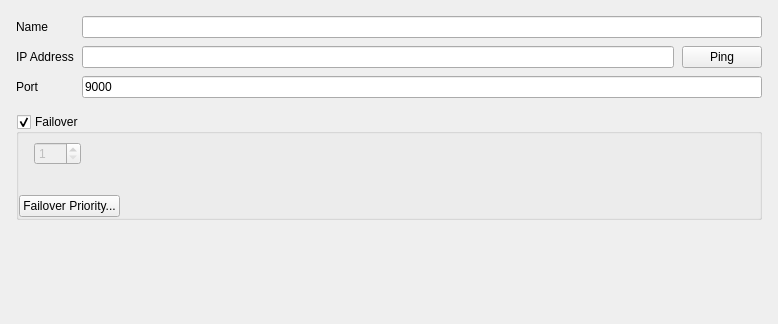
Above: client/libclient/src/ui/widgets/properties/server_settings_widget.ui from networkoptix/nx_open before the change; both pictures show x 0 to 778 and y 0 to 324 of the 778 by 593 pixel window. Below: the same form after it.
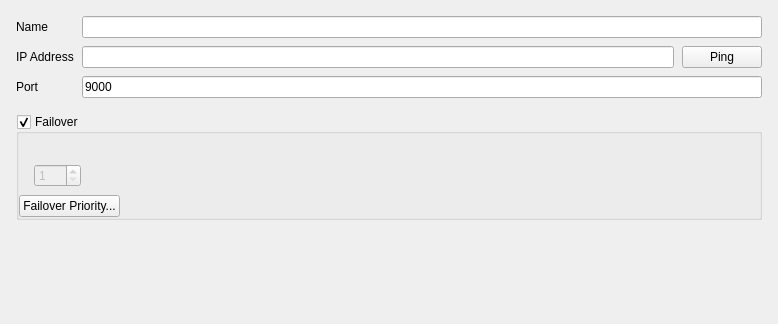
That is the form after the change.

Commit message:
Work on server settings.
<==== Mercurial data ====>
Branch: dev_3.0.0_gui

```diff
--- a/client/libclient/src/ui/widgets/properties/server_settings_widget.ui
+++ b/client/libclient/src/ui/widgets/properties/server_settings_widget.ui
@@ -133,6 +133,9 @@
       <property name="bottomMargin">
        <number>0</number>
       </property>
+      <item>
+       <widget class="QLabel" name="failoverWarningLabel"/>
+      </item>
       <item>
        <widget class="QWidget" name="maxCamerasWidget" native="true">
         <property name="enabled">
@@ -190,9 +193,6 @@
         </layout>
        </widget>
       </item>
-      <item>
-       <widget class="QLabel" name="failoverWarningLabel"/>
-      </item>
       <item>
        <widget class="QPushButton" name="failoverPriorityButton">
         <property name="sizePolicy">
```
The commit also changes 2 other files.
